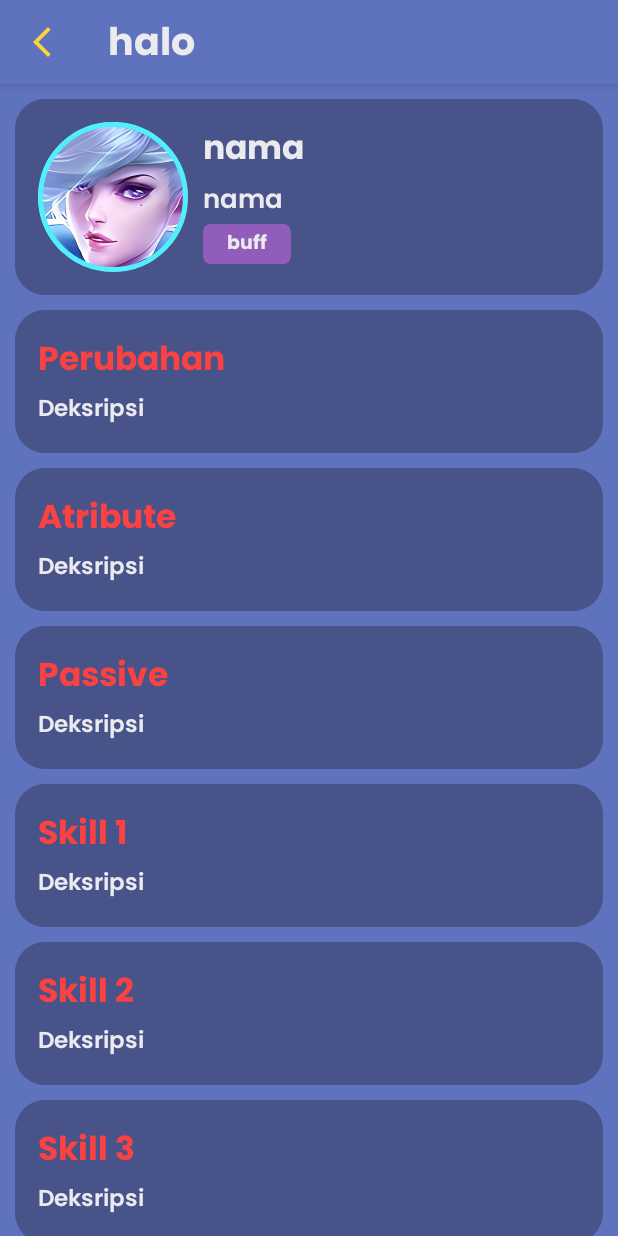
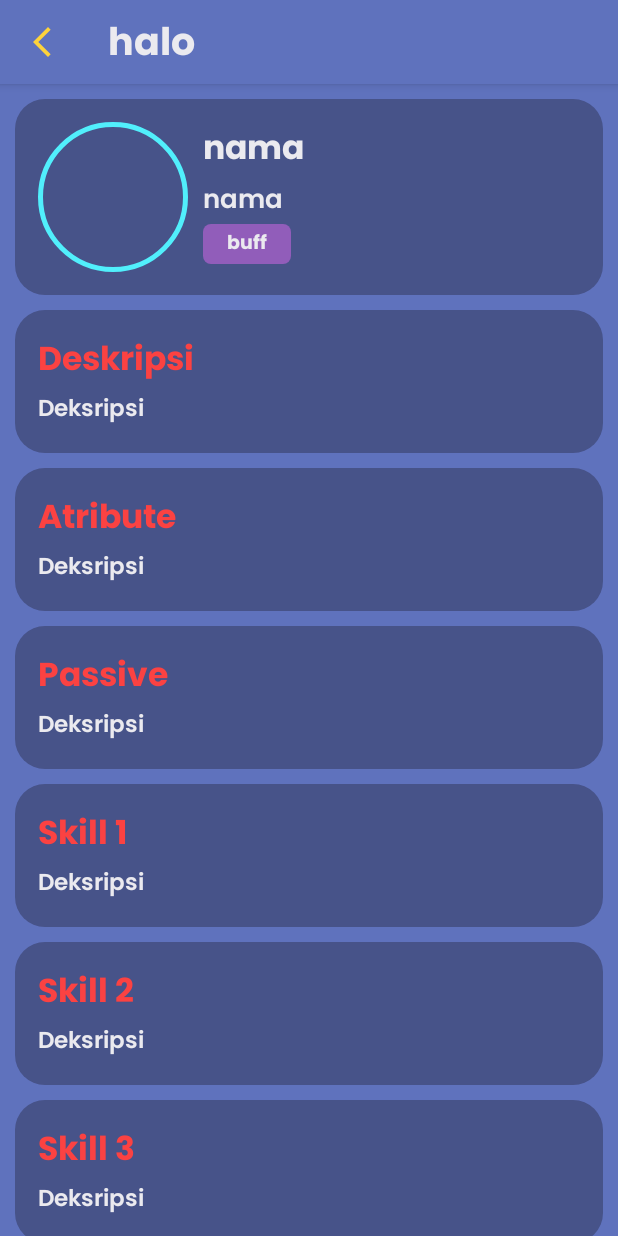
Before and after one commit to Mikaelazzz/Neozy, an Android app: the updatepatch screen opened directly, with no data from a screen before it, on a phone screen of 412 x 824 dp. Run offline under Robolectric (Android 15) with nearby library versions, the phone set to English and light mode, and no system bars; pictures from the network do not load.

Commit message:
Update updatepatch.xml

```diff
--- a/app/src/main/res/layout/updatepatch.xml
+++ b/app/src/main/res/layout/updatepatch.xml
@@ -73,7 +73,7 @@
                         android:id="@+id/images"
                         android:layout_width="100dp"
                         android:layout_height="100dp"
-                        android:src="@drawable/hero1" />
+                        />
 
                     <ImageView
                         android:layout_width="100dp"
@@ -150,7 +150,7 @@
                     android:layout_width="wrap_content"
                     android:layout_height="wrap_content"
                     android:fontFamily="@font/poppinsbold"
-                    android:text="Perubahan"
+                    android:text="Deskripsi"
                     android:textColor="#FB4242"
                     android:textSize="22sp" />
 
```
